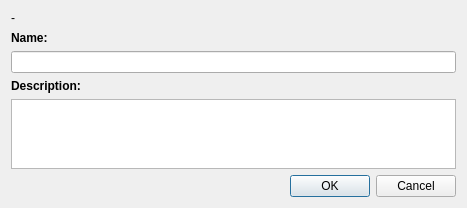
Old version of the form common/ImageView/RegionEditDialog.ui in the repository rbbrnc/krbkACD.
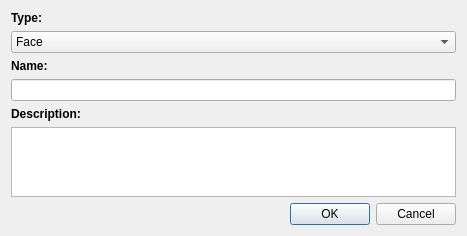
New version of the form.

Commit message: Add region type edit

What changed in the file:
```diff
--- a/common/ImageView/RegionEditDialog.ui
+++ b/common/ImageView/RegionEditDialog.ui
@@ -17,18 +17,42 @@
    <item>
     <layout class="QVBoxLayout" name="verticalLayout_2">
      <item>
-      <widget class="QLabel" name="rectLabel">
-       <property name="sizePolicy">
-        <sizepolicy hsizetype="Preferred" vsizetype="Fixed">
-         <horstretch>0</horstretch>
-         <verstretch>0</verstretch>
-        </sizepolicy>
+      <widget class="QLabel" name="label_2">
+       <property name="font">
+        <font>
+         <weight>75</weight>
+         <bold>true</bold>
+        </font>
        </property>
        <property name="text">
-        <string>-</string>
+        <string>Type:</string>
        </property>
       </widget>
      </item>
+     <item>
+      <widget class="QComboBox" name="typeComboBox">
+       <item>
+        <property name="text">
+         <string>Face</string>
+        </property>
+       </item>
+       <item>
+        <property name="text">
+         <string>Pet</string>
+        </property>
+       </item>
+       <item>
+        <property name="text">
+         <string>Focus</string>
+        </property>
+       </item>
+       <item>
+        <property name="text">
+         <string>Barcode</string>
+        </property>
+       </item>
+      </widget>
+     </item>
      <item>
       <widget class="QLabel" name="label_3">
        <property name="sizePolicy">
```
The commit also changes 5 other files.
